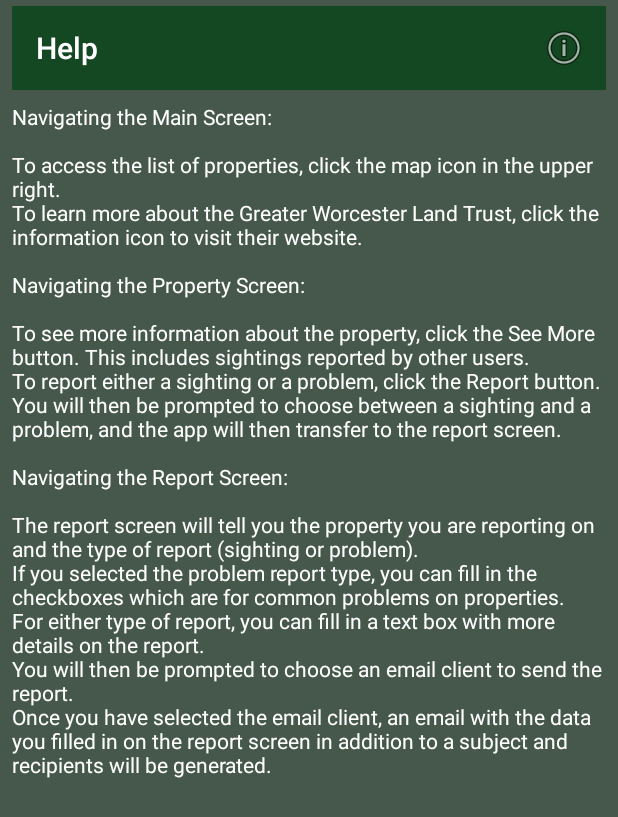
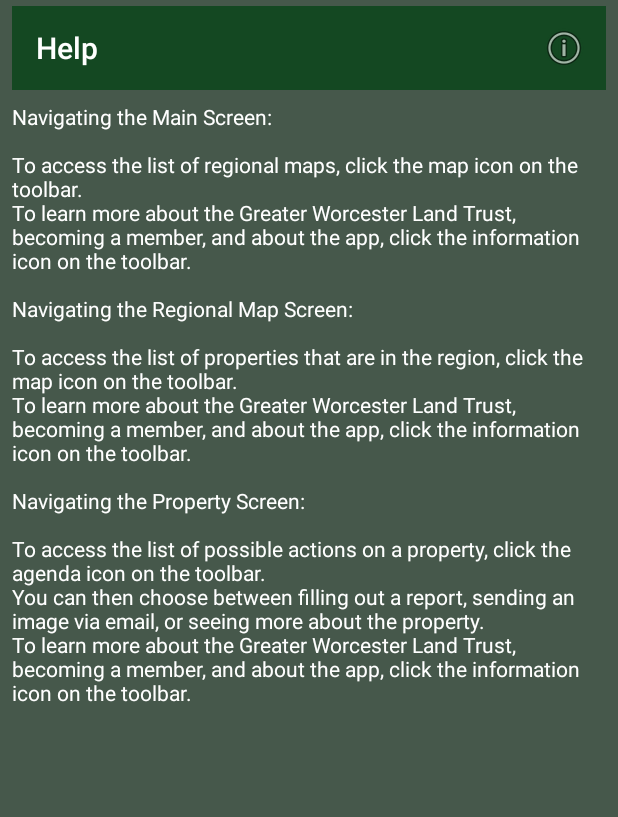
Before and after one commit to ChamiLamelas/TrailApp, an Android app: the HelpActivity screen opened directly, with no data from a screen before it, on a phone screen of 412 x 824 dp. Shown: the top 817 px of the screen. Run offline under Robolectric (Android 15) with nearby library versions, the phone set to English and light mode, and no system bars.

Commit message:
updated help text

```diff
--- a/app/src/main/java/org/gwlt/trailapp/MainActivity.java
+++ b/app/src/main/java/org/gwlt/trailapp/MainActivity.java
@@ -14,7 +14,6 @@ import java.util.ArrayList;
 /**
  * Class that represents the Main Activity of the GWLT app. This is the screen that is displayed when the user first opens the app.
  */
-
 public final class MainActivity extends BaseActivity {
 
     private static ArrayList<RegionalMap> regionalMaps; // list of regional maps
--- a/app/src/main/java/org/gwlt/trailapp/PropertyActivity.java
+++ b/app/src/main/java/org/gwlt/trailapp/PropertyActivity.java
@@ -103,7 +103,7 @@ public final class PropertyActivity extends BaseActivity {
                         case R.id.emaiLImageChoice:
                             if (connectedToInternet()) {
                                 try {
-                                    startActivity(Intent.createChooser(genEmailToGWLT("[Report Image] " + property.getName(), getResources().getString(R.string.reportImageBody) + property.getName() + "."), "Choose email client.."));
+                                    startActivity(Intent.createChooser(genEmailToGWLT(PropertyActivity.this,"[Report Image] " + property.getName(), getResources().getString(R.string.reportImageBody) + property.getName() + "."), "Choose email client.."));
                                 } catch (ActivityNotFoundException ex) {
                                     Toast.makeText(PropertyActivity.this, "An email client must be installed to complete this action.", Toast.LENGTH_LONG).show();
                                 }
--- a/app/src/main/java/org/gwlt/trailapp/Utilities.java
+++ b/app/src/main/java/org/gwlt/trailapp/Utilities.java
@@ -1,5 +1,6 @@
 package org.gwlt.trailapp;
 
+import android.content.Context;
 import android.content.Intent;
 import android.net.Uri;
 
@@ -17,12 +18,13 @@ public final class Utilities {
 
     /**
      * Generates an Intent that holds an email to GWLT with the provided information:
+     * @param context - context that the Intent is being generated from
      * @param subject - subject of the email
      * @param body - body of the email
      * @return - email Intent that holds the data
      */
-    public static Intent genEmailToGWLT(String subject, String body) {
-        String recipients[] = {"trailapp@gwlt.org"};
+    public static Intent genEmailToGWLT(Context context, String subject, String body) {
+        String recipients[] = {context.getResources().getString(R.string.trailAppEmail)};
         Intent emailIntent = new Intent(Intent.ACTION_SEND); // specifies that the Intent is for email
         emailIntent.setData(Uri.parse("mailto:")); // sets the type of data Intent will be handling
         emailIntent.setType("text/plain"); // sets MIME type (just text, text w/ attachments, etc.)
--- a/app/src/main/res/values/strings.xml
+++ b/app/src/main/res/values/strings.xml
@@ -7,11 +7,9 @@
 
 <resources>
     <string name="app_name">GWLT Trails</string>
-    <string name="reportBtnTxt">Report</string>
-    <string name="reportTitleTxt">Report</string>
-    <string name="reportDialogTitle">Report Type</string>
-    <string name="reportDialogInfo">Please choose a report type.</string>
     <string name="fillOutReportTxt">Fill out Report</string>
+    <string name="trailAppEmail">trailapp@gwlt.org</string>
+    <!-- Change this when a new report form has been made. -->
     <string name="reportLink">https://docs.google.com/forms/d/e/1FAIpQLSdXgnpEiFHR2w-M8jNd8jZvrPWLLx6n5W6aR4qi_AAnrS7f-w/viewform</string>
     <string name="reportImageBody">Please attach an image below of what you have to report on your visit to "</string>
     <string name="emailImageTxt">Email an Image</string>
@@ -24,27 +22,19 @@
     <string name="helpTitle">Help</string>
     <string name="helpTxt">
         Navigating the Main Screen:\n
-        \nTo access the list of properties, click the map icon in the upper right.
-        \nTo learn more about the Greater Worcester Land Trust, click the information icon to visit their website.
+        \nTo access the list of regional maps, click the map icon on the toolbar.
+        \nTo learn more about the Greater Worcester Land Trust, becoming a member, and about the app, click the information icon on the toolbar.
+        \n\nNavigating the Regional Map Screen:\n
+        \nTo access the list of properties that are in the region, click the map icon on the toolbar.
+        \nTo learn more about the Greater Worcester Land Trust, becoming a member, and about the app, click the information icon on the toolbar.
         \n\nNavigating the Property Screen:\n
-        \nTo see more information about the property, click the "See More" button. This includes sightings reported by other users.
-        \nTo report either a sighting or a problem, click the "Report" button. You will then be prompted to choose between a sighting and a problem, and the app will then transfer to the report screen.
-        \n\nNavigating the Report Screen:\n
-        \nThe report screen will tell you the property you are reporting on and the type of report (sighting or problem).
-        \nIf you selected the problem report type, you can fill in the checkboxes which are for common problems on properties.
-        \nFor either type of report, you can fill in a text box with more details on the report.
-        \nYou will then be prompted to choose an email client to send the report.
-        \nOnce you have selected the email client, an email with the data you filled in on the report screen in addition to a subject and recipients will be generated.
+        \nTo access the list of possible actions on a property, click the agenda icon on the toolbar.
+        \nYou can then choose between filling out a report, sending an image via email, or seeing more about the property.
+        \nTo learn more about the Greater Worcester Land Trust, becoming a member, and about the app, click the information icon on the toolbar.
     </string>
     <string name="propertiesTxt">Properties</string>
-    <string name="trashBoxTxt">Trash</string>
-    <string name="overgrownBoxTxt">Overgrown</string>
-    <string name="reportSubmitTxt">Email Report</string>
-    <string name="problemDescriptionTxt">The following items are common problems with our trails and you can choose whichever are applicable and add additional information in the field below them. Once you are finished, an email will be generated for you that will be sent to the Greater Worcester Land Trust. </string>
-    <string name="sightingDescriptionTxt">Please add anything you saw or wish to tell the Greater Worcester Land Trust on your visit to this property. This information will be used to improve the "see more" section for this property.</string>
     <string name="seeMoreTxt">See More</string>
     <string name="defaultSeeMoreTxt">There has been no information reported on </string>
-    <string name="gwltMissionTxt">TEST POPUP</string>
 
     <!-- All Properties Map: -->
     <string name="otherProperties">Other GWLT Properties</string>
```
